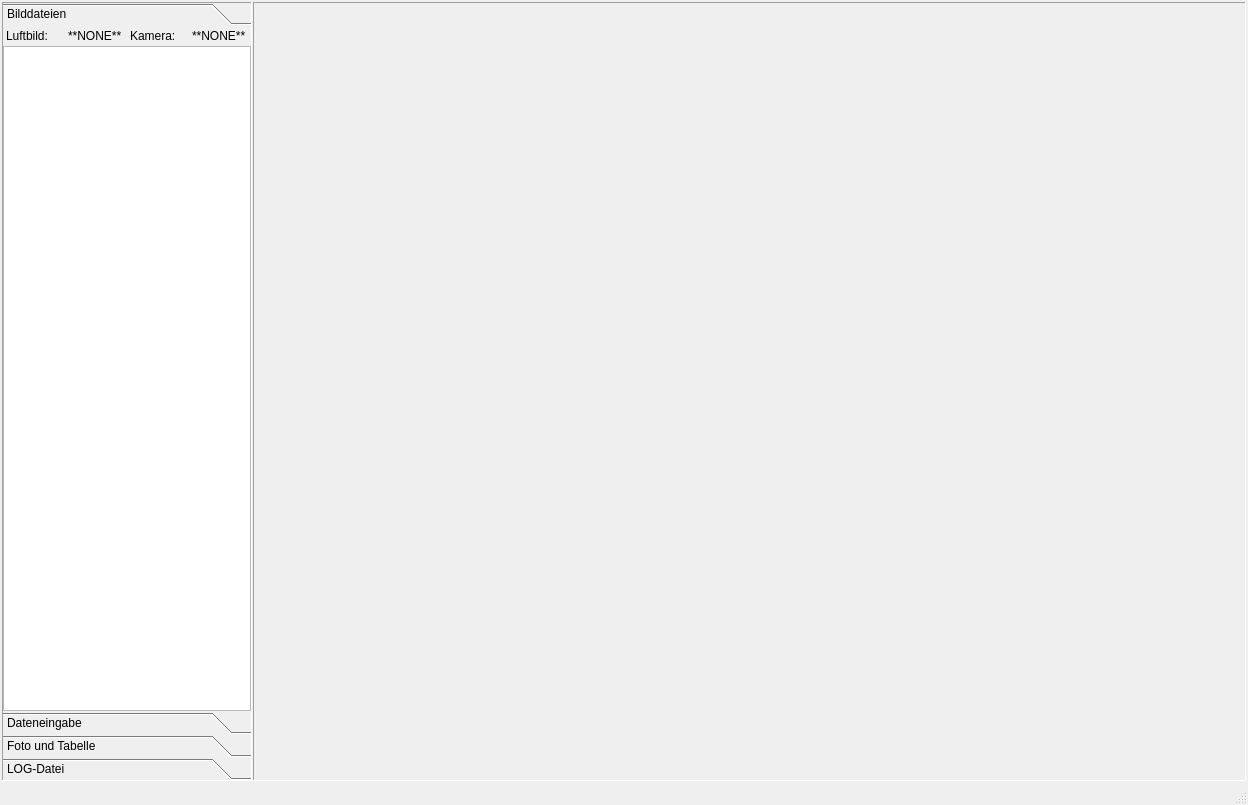
The window that mainwindow.ui (ifaoe/2014-07-Bird-Census) describes before a commit, drawn with Qt 5.
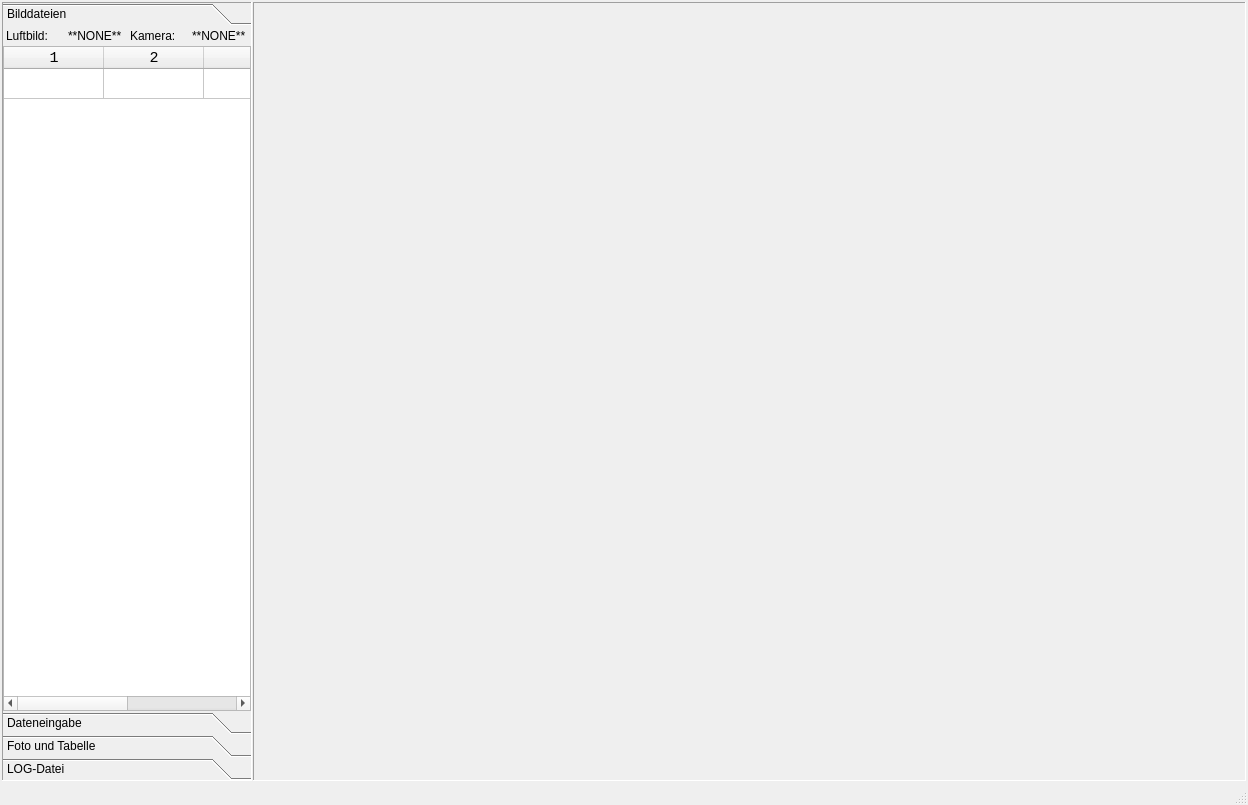
The same window after the commit. Icons and pictures are not drawn.

Commit message: Edit: Wechsel von QTableView zu QTableWidget für mehr Kontrolle über Formatierungen Added: Farbliche Kennzeichnung bereits betrachteter Bilder Edit: Neue Konfiguration Applikation-V4.cfg

What changed in the file:
```diff
--- a/mainwindow.ui
+++ b/mainwindow.ui
@@ -179,7 +179,7 @@
                   <number>0</number>
                  </property>
                  <item>
-                  <widget class="QTableView" name="tbvImages">
+                  <widget class="QTableWidget" name="tbvImages">
                    <property name="font">
                     <font>
                      <family>Courier New</family>
@@ -195,9 +195,26 @@
                    <property name="gridStyle">
                     <enum>Qt::SolidLine</enum>
                    </property>
+                   <property name="rowCount">
+                    <number>1</number>
+                   </property>
+                   <property name="columnCount">
+                    <number>4</number>
+                   </property>
+                   <attribute name="horizontalHeaderShowSortIndicator" stdset="0">
+                    <bool>false</bool>
+                   </attribute>
+                   <attribute name="horizontalHeaderStretchLastSection">
+                    <bool>false</bool>
+                   </attribute>
                    <attribute name="verticalHeaderVisible">
                     <bool>false</bool>
                    </attribute>
+                   <row/>
+                   <column/>
+                   <column/>
+                   <column/>
+                   <column/>
                   </widget>
                  </item>
                 </layout>
```
The commit also changes 4 other files.
